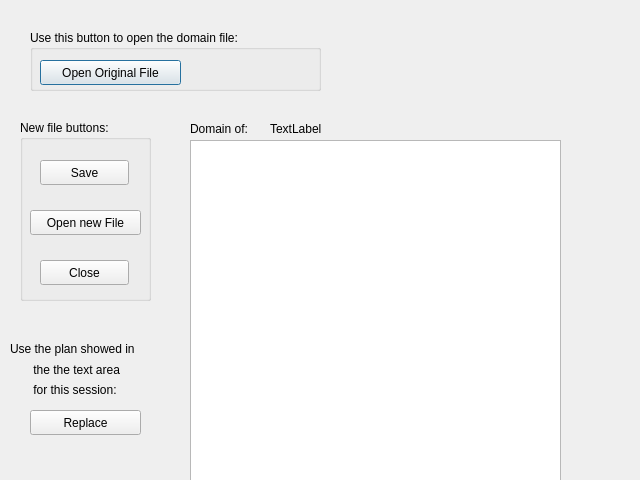
Qt form fileclass.ui (ariannabettin/FYPArianna) before a commit.
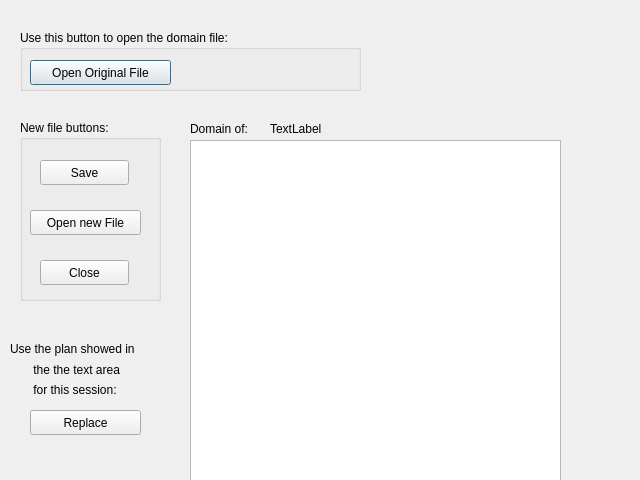
The same form after that commit.

What changed in the file:
```diff
--- a/fileclass.ui
+++ b/fileclass.ui
@@ -13,6 +13,9 @@
   <property name="windowTitle">
    <string>Dialog</string>
   </property>
+  <property name="styleSheet">
+   <string notr="true">font: 75 12pt &quot;TakaoPGothic&quot;;</string>
+  </property>
   <widget class="QPlainTextEdit" name="planArea">
    <property name="geometry">
     <rect>
@@ -26,9 +29,9 @@
   <widget class="QGroupBox" name="groupBox">
    <property name="geometry">
     <rect>
-     <x>30</x>
+     <x>20</x>
      <y>30</y>
-     <width>291</width>
+     <width>341</width>
      <height>61</height>
     </rect>
    </property>
@@ -80,7 +83,7 @@
     <rect>
      <x>20</x>
      <y>120</y>
-     <width>131</width>
+     <width>141</width>
      <height>181</height>
     </rect>
    </property>
```
